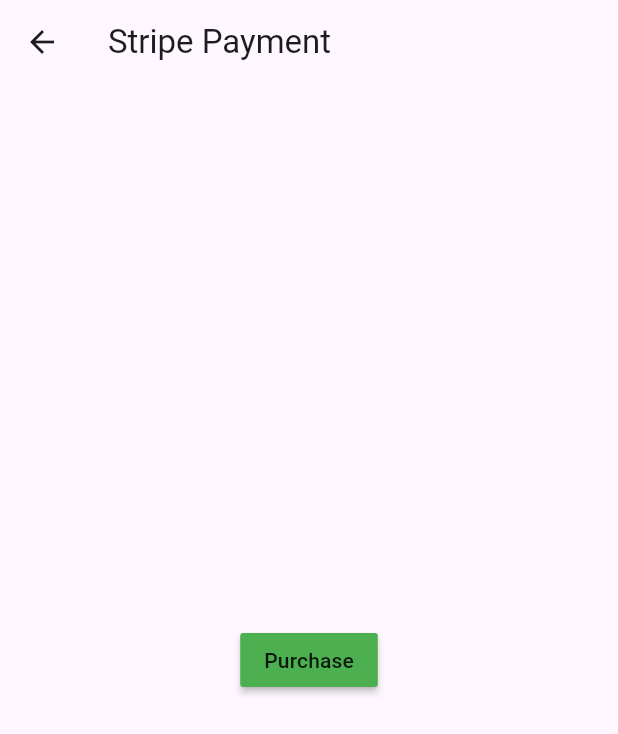
After one commit to Md-LatifurRatul/ShopEase, a Flutter app: the StripePaymentGatway screen opened directly, after a tap on "Purchase", on a phone screen of 412 x 824 dp. The commit adds this screen. Shown: the top 734 px of the screen. Run offline on Flutter 3.47's test engine with Material 3 defaults, Android fonts, the phone set to English and light mode, and no system bars; our stand-ins replace cached_network_image, cloud_firestore, country_picker, dio, firebase_auth, firebase_core and 2 more; missing offline and left inert: flutter_stripe; accounts and stored records are empty; generated files the repository leaves out were written again; network calls fail; statements that could not run were skipped.

Commit message:
add stripe payment

```diff
--- /dev/null
+++ b/lib/controllers/services/stripe_service.dart
@@ -0,0 +1,76 @@
+import 'dart:developer';
+
+import 'package:dio/dio.dart';
+import 'package:e_commerce_project/services/utils/api_url.dart';
+import 'package:flutter_stripe/flutter_stripe.dart';
+
+class StripeService {
+  StripeService._();
+
+  static final StripeService instance = StripeService._();
+
+  Future<void> makePayment() async {
+    try {
+      String? paymentIntentClientSecret = await _createPaymentIntent(10, "usd");
+      // log(result.toString());
+      print(paymentIntentClientSecret);
+
+      if (paymentIntentClientSecret == null) return;
+      await Stripe.instance.initPaymentSheet(
+        paymentSheetParameters: SetupPaymentSheetParameters(
+          paymentIntentClientSecret: paymentIntentClientSecret,
+          merchantDisplayName: "RTL Islam",
+        ),
+      );
+      await _proceedPayment();
+    } catch (e) {
+      log(e.toString());
+    }
+  }
+
+  Future<String?> _createPaymentIntent(int amount, String currency) async {
+    try {
+      Dio dio = Dio();
+      Map<String, dynamic> data = {
+        "amount": _calculateAmount(amount),
+        "currency": currency,
+      };
+
+      var response = await dio.post(
+        ApiUrl.createPaymentIntentUrl,
+        data: data,
+
+        options: Options(
+          contentType: Headers.formUrlEncodedContentType,
+          headers: {
+            "Authorization": "Bearer ${ApiUrl.stripeSecretKey}",
+            "Content-Type": "application/x-www-form-urlencoded",
+          },
+        ),
+      );
+      print(response);
+
+      if (response.data != null) {
+        print(response.data);
+        return response.data["client_secret"];
+      }
+      return null;
+    } catch (e) {
+      log(e.toString());
+    }
+    return null;
+  }
+
+  Future<void> _proceedPayment() async {
+    try {
+      await Stripe.instance.presentPaymentSheet();
+    } catch (e) {
+      print(e);
+    }
+  }
+
+  String _calculateAmount(int amount) {
+    final calcAmount = amount * 100;
+    return calcAmount.toString();
+  }
+}
--- a/lib/main.dart
+++ b/lib/main.dart
@@ -3,6 +3,7 @@
 import 'package:e_commerce_project/services/utils/api_url.dart';
 import 'package:firebase_core/firebase_core.dart';
 import 'package:flutter/material.dart';
+import 'package:flutter_stripe/flutter_stripe.dart';
 import 'package:supabase_flutter/supabase_flutter.dart';
 
 Future<void> main() async {
@@ -14,6 +15,7 @@
     url: ApiUrl.supbaseUrl,
     anonKey: ApiUrl.supabaseKey,
   );
+  Stripe.publishableKey = ApiUrl.stripePublishableKey;
 
   runApp(const ECommerceApp());
 }
--- a/lib/screens/cart/cart_screen.dart
+++ b/lib/screens/cart/cart_screen.dart
@@ -90,6 +90,7 @@
         builder: (context) => CheckoutScreen(cartItems: cartQuantity),
       ),
     );
+    Navigator.pop(context);
 
     if (orderPlaced == true) {
       setState(() {
--- /dev/null
+++ b/lib/screens/payment/stripe_payment_gatway.dart
@@ -0,0 +1,29 @@
+import 'package:e_commerce_project/controllers/services/stripe_service.dart';
+import 'package:flutter/material.dart';
+
+class StripePaymentGatway extends StatelessWidget {
+  const StripePaymentGatway({super.key});
+
+  @override
+  Widget build(BuildContext context) {
+    return Scaffold(
+      appBar: AppBar(title: Text("Stripe Payment")),
+
+      body: SizedBox.expand(
+        child: Column(
+          mainAxisAlignment: MainAxisAlignment.center,
+          crossAxisAlignment: CrossAxisAlignment.center,
+          children: [
+            MaterialButton(
+              onPressed: () async {
+                await StripeService.instance.makePayment();
+              },
+              color: Colors.green,
+              child: const Text("Purchase"),
+            ),
+          ],
+        ),
+      ),
+    );
+  }
+}
--- a/pubspec.yaml
+++ b/pubspec.yaml
@@ -37,6 +37,7 @@
   image_picker: ^1.1.2
   country_picker: ^2.0.27
   flutter_stripe: ^11.5.0
+  dio: ^5.8.0+1
 
 dev_dependencies:
   flutter_test:
```
Also changed, not shown: lib/screens/payment/checkout_screen.dart (+25 -6 lines), lib/screens/payment/payment_gatway.dart (deleted, +0 -10 lines), pubspec.lock, 9 other files.
